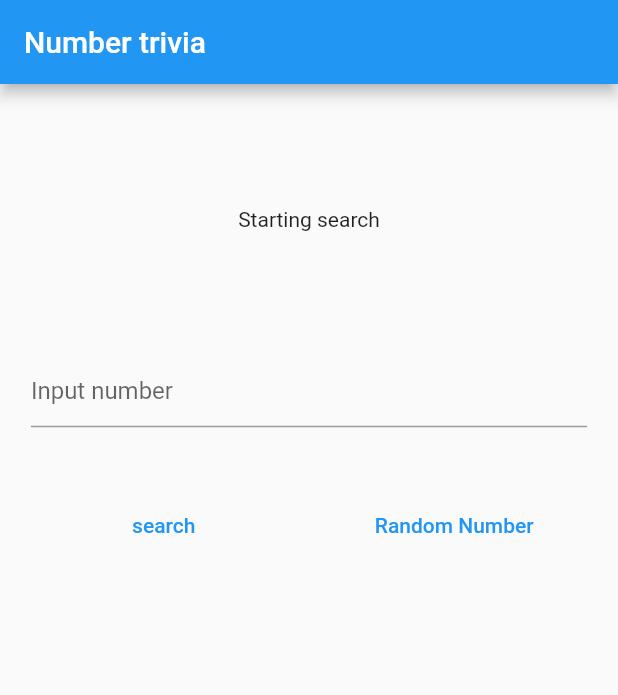
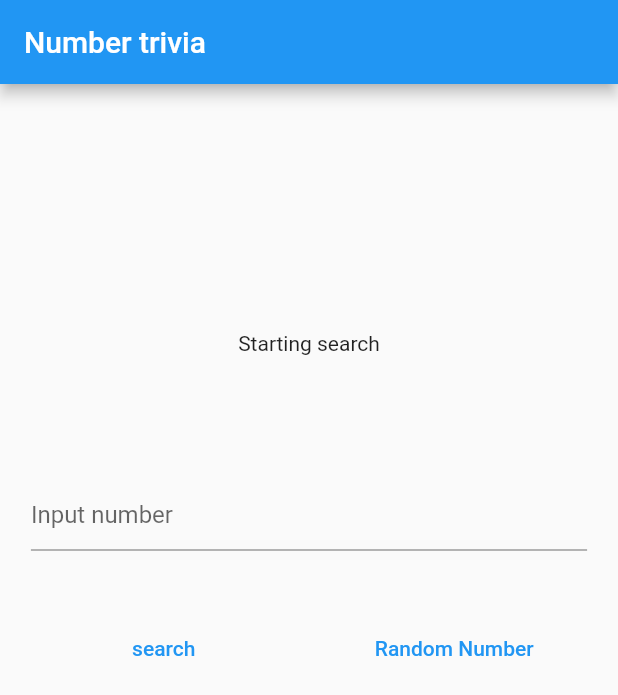
Before and after one commit to KhIaboshama/samplenumber, a Flutter app: the screen it shows after launch, on a phone screen of 412 x 824 dp. Shown: the top 695 px of the screen. Run offline on Flutter 3.47's test engine with Material 2 defaults, Android fonts, the phone set to English and light mode, and no system bars; our stand-ins replace either_dart, equatable, flutter_bloc, get_it, sizer.

Commit message:
Update design

```diff
--- a/lib/features/number_trivia/presentation/views/number_trivia_view.dart
+++ b/lib/features/number_trivia/presentation/views/number_trivia_view.dart
@@ -50,7 +50,7 @@ class _NumberTriviaViewState extends State<NumberTriviaView> {
           child:  Column(
             children: [
               Container(
-                margin: EdgeInsetsDirectional.only(top: 10.h),
+                margin: EdgeInsetsDirectional.only(top: 20.h),
                 child: getHeaderWidget(),
               ),
               Container(
```
